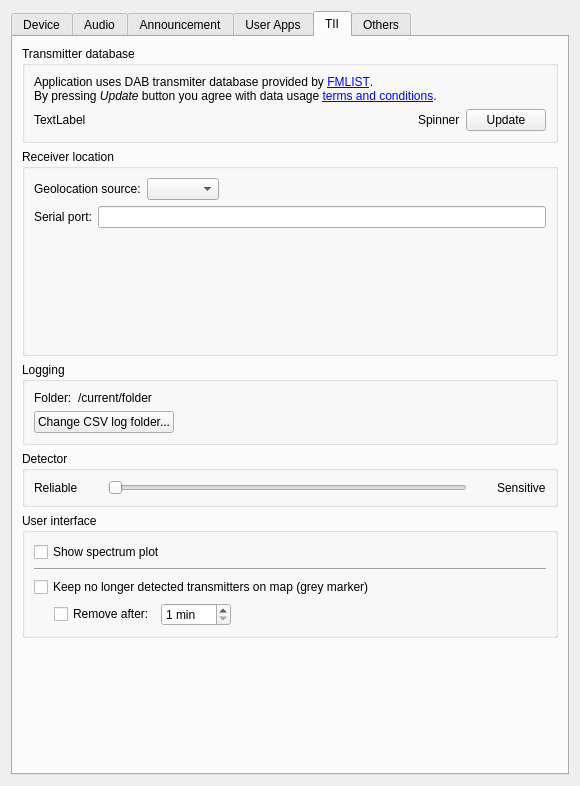
The window that gui/setupdialog.ui (KejPi/AbracaDABra) describes before a commit, drawn with Qt 5.
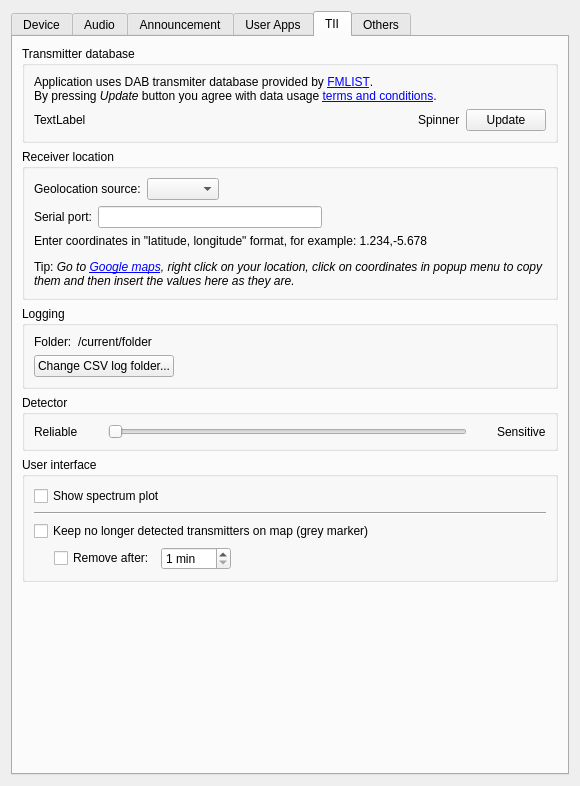
The same window after the commit. The open tabs and pages were chosen to show the change. Custom widgets are drawn as their Qt base class.

Commit message: Setup dialog UI layout polishing (TII location source)

Diff of the .ui file:
```diff
--- a/gui/setupdialog.ui
+++ b/gui/setupdialog.ui
@@ -2246,26 +2246,6 @@
                 </item>
                </layout>
               </item>
-              <item>
-               <widget class="QLabel" name="coordHelpLabel">
-                <property name="text">
-                 <string>&lt;html&gt;&lt;head/&gt;&lt;body&gt;
-&lt;p&gt;
-Enter coordinates in &quot;latitude, longitude&quot; format, for example: 1.234,-5.678&lt;/p&gt;
-&lt;p&gt;Tip: &lt;i&gt;Go to &lt;a href=&quot;https://www.google.com/maps&quot;&gt;Google maps&lt;/a&gt;,
-right click on your location, click on coordinates in popup menu to copy them
-and then insert the values here as they are.&lt;/i&gt;&lt;/p&gt;
-&lt;/p&gt;
-&lt;/body&gt;&lt;/html&gt;</string>
-                </property>
-                <property name="wordWrap">
-                 <bool>true</bool>
-                </property>
-                <property name="openExternalLinks">
-                 <bool>true</bool>
-                </property>
-               </widget>
-              </item>
              </layout>
             </widget>
             <widget class="QWidget" name="serialPortPage">
@@ -2294,25 +2274,45 @@
                 <item>
                  <widget class="QLineEdit" name="serialPortEdit"/>
                 </item>
+                <item>
+                 <spacer name="horizontalSpacer_19">
+                  <property name="orientation">
+                   <enum>Qt::Orientation::Horizontal</enum>
+                  </property>
+                  <property name="sizeHint" stdset="0">
+                   <size>
+                    <width>40</width>
+                    <height>20</height>
+                   </size>
+                  </property>
+                 </spacer>
+                </item>
                </layout>
               </item>
-              <item>
-               <spacer name="verticalSpacer_9">
-                <property name="orientation">
-                 <enum>Qt::Orientation::Vertical</enum>
-                </property>
-                <property name="sizeHint" stdset="0">
-                 <size>
-                  <width>20</width>
-                  <height>40</height>
-                 </size>
-                </property>
-               </spacer>
-              </item>
              </layout>
             </widget>
            </widget>
           </item>
+          <item>
+           <widget class="QLabel" name="coordHelpLabel">
+            <property name="text">
+             <string>&lt;html&gt;&lt;head/&gt;&lt;body&gt;
+&lt;p&gt;
+Enter coordinates in &quot;latitude, longitude&quot; format, for example: 1.234,-5.678&lt;/p&gt;
+&lt;p&gt;Tip: &lt;i&gt;Go to &lt;a href=&quot;https://www.google.com/maps&quot;&gt;Google maps&lt;/a&gt;,
+right click on your location, click on coordinates in popup menu to copy them
+and then insert the values here as they are.&lt;/i&gt;&lt;/p&gt;
+&lt;/p&gt;
+&lt;/body&gt;&lt;/html&gt;</string>
+            </property>
+            <property name="wordWrap">
+             <bool>true</bool>
+            </property>
+            <property name="openExternalLinks">
+             <bool>true</bool>
+            </property>
+           </widget>
+          </item>
          </layout>
         </widget>
        </item>
```
Left out of the diff: 4 changed lines with no effect on the pictures. The commit also changes 1 other file.
